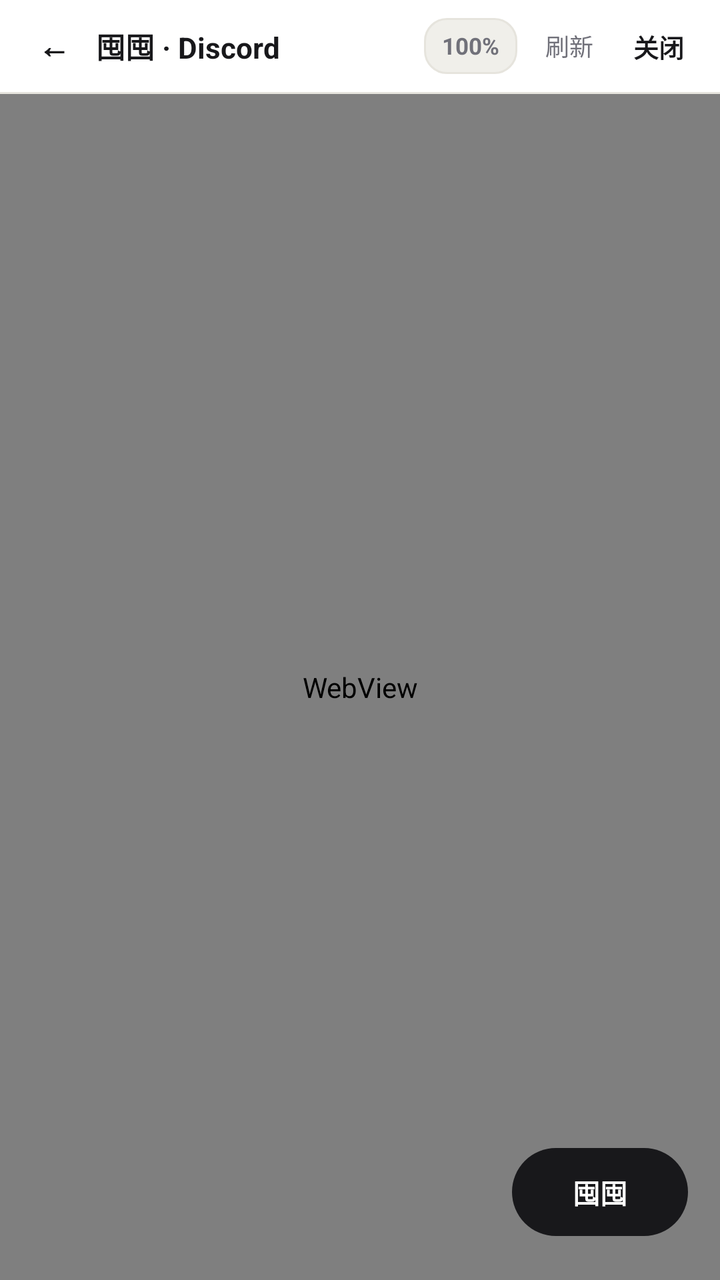
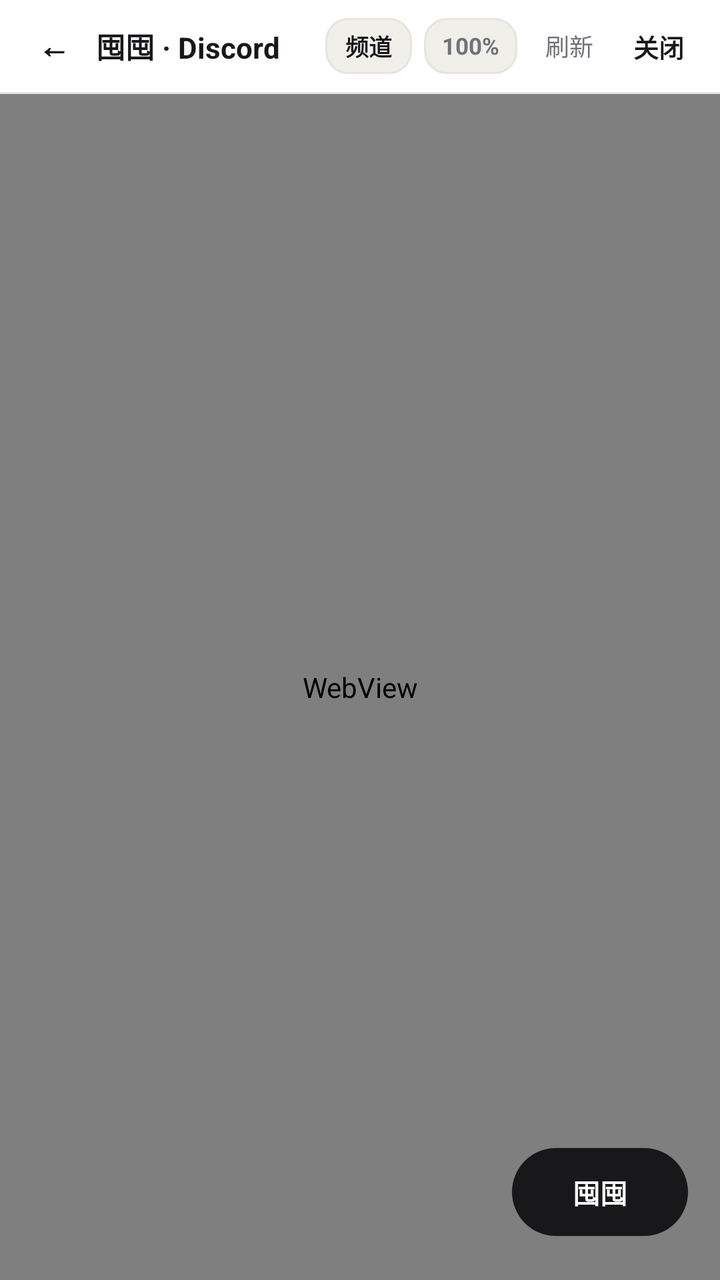

Two renders of the same Android screen: before a commit and after it. Below are the layout's source before the change and the commit's diff.
<!-- AndroidManifest.xml: application theme Theme.STThemeVault -->
<!-- res/layout/activity_discord_browser.xml -->
<?xml version="1.0" encoding="utf-8"?>
<LinearLayout xmlns:android="http://schemas.android.com/apk/res/android"
    xmlns:app="http://schemas.android.com/apk/res-auto"
    android:layout_width="match_parent"
    android:layout_height="match_parent"
    android:background="@color/bg"
    android:orientation="vertical">

    
    <LinearLayout
        android:layout_width="match_parent"
        android:layout_height="46dp"
        android:background="@color/surface"
        android:gravity="center_vertical"
        android:orientation="horizontal"
        android:paddingHorizontal="10dp">

        <TextView
            android:id="@+id/btnWebBack"
            android:layout_width="34dp"
            android:layout_height="34dp"
            android:clickable="true"
            android:focusable="true"
            android:gravity="center"
            android:text="←"
            android:textColor="@color/text_primary"
            android:textSize="16sp"
            android:textStyle="bold" />

        <TextView
            android:layout_width="0dp"
            android:layout_height="wrap_content"
            android:layout_marginStart="4dp"
            android:layout_weight="1"
            android:ellipsize="end"
            android:singleLine="true"
            android:text="囤囤 · Discord"
            android:textColor="@color/text_primary"
            android:textSize="14.5sp"
            android:textStyle="bold" />

        <TextView
            android:id="@+id/btnWebZoom"
            android:layout_width="wrap_content"
            android:layout_height="28dp"
            android:layout_marginEnd="6dp"
            android:background="@drawable/bg_input"
            android:clickable="true"
            android:focusable="true"
            android:gravity="center"
            android:paddingHorizontal="9dp"
            android:text="100%"
            android:textColor="@color/text_muted"
            android:textSize="11.5sp"
            android:textStyle="bold" />

        <TextView
            android:id="@+id/btnWebReload"
            android:layout_width="wrap_content"
            android:layout_height="32dp"
            android:layout_marginEnd="4dp"
            android:clickable="true"
            android:focusable="true"
            android:gravity="center"
            android:paddingHorizontal="8dp"
            android:text="刷新"
            android:textColor="@color/text_muted"
            android:textSize="12sp" />

        <TextView
            android:id="@+id/btnWebClose"
            android:layout_width="wrap_content"
            android:layout_height="32dp"
            android:clickable="true"
            android:focusable="true"
            android:gravity="center"
            android:paddingHorizontal="8dp"
            android:text="关闭"
            android:textColor="@color/text_primary"
            android:textSize="12.5sp"
            android:textStyle="bold" />
    </LinearLayout>

    <View
        android:layout_width="match_parent"
        android:layout_height="1dp"
        android:background="@color/border" />

    
    <LinearLayout
        android:id="@+id/hoardProgressStrip"
        android:layout_width="match_parent"
        android:layout_height="wrap_content"
        android:background="@color/surface_2"
        android:gravity="center_vertical"
        android:orientation="horizontal"
        android:paddingHorizontal="14dp"
        android:paddingVertical="8dp"
        android:visibility="gone">

        <ProgressBar
            android:layout_width="15dp"
            android:layout_height="15dp"
            android:indeterminateTint="@color/text_primary" />

        <TextView
            android:id="@+id/tvHoardProgress"
            android:layout_width="0dp"
            android:layout_height="wrap_content"
            android:layout_marginStart="8dp"
            android:layout_weight="1"
            android:ellipsize="end"
            android:singleLine="true"
            android:text="正在囤入..."
            android:textColor="@color/text_primary"
            android:textSize="12sp" />
    </LinearLayout>

    
    <FrameLayout
        android:layout_width="match_parent"
        android:layout_height="0dp"
        android:layout_weight="1">

        <WebView
            android:id="@+id/webDiscord"
            android:layout_width="match_parent"
            android:layout_height="match_parent" />

        <ProgressBar
            android:id="@+id/pbWebLoading"
            android:layout_width="28dp"
            android:layout_height="28dp"
            android:layout_gravity="center"
            android:indeterminateTint="@color/text_muted" />

        <com.google.android.material.button.MaterialButton
            android:id="@+id/fabHoard"
            android:layout_width="wrap_content"
            android:layout_height="44dp"
            android:layout_gravity="bottom|end"
            android:layout_marginEnd="16dp"
            android:layout_marginBottom="22dp"
            android:elevation="8dp"
            android:insetTop="0dp"
            android:insetBottom="0dp"
            android:paddingHorizontal="18dp"
            android:text="囤囤"
            android:textColor="@color/on_accent"
            android:textSize="13.5sp"
            android:textStyle="bold"
            app:backgroundTint="@color/accent"
            app:cornerRadius="22dp" />
    </FrameLayout>

</LinearLayout>
<!-- resources referenced by this layout -->
<resources>
  <color name="accent">#18181B</color>
  <color name="bg">#F7F7F5</color>
  <color name="border">#E6E4DD</color>
  <color name="on_accent">#FFFFFF</color>
  <color name="surface">#FFFFFF</color>
  <color name="surface_2">#F0EFEA</color>
  <color name="text_muted">#71717A</color>
  <color name="text_primary">#18181B</color>
  <!-- drawable bg_input (drawable) -->
  <?xml version="1.0" encoding="utf-8"?>
  <shape xmlns:android="http://schemas.android.com/apk/res/android" android:shape="rectangle">
      <solid android:color="@color/surface_2" />
      <corners android:radius="11dp" />
      <stroke android:width="1dp" android:color="@color/border" />
  </shape>
  <style name="Theme.STThemeVault" parent="Theme.Material3.DayNight.NoActionBar">
          <item name="colorPrimary">@color/accent</item>
          <item name="colorOnPrimary">@color/on_accent</item>
          <item name="colorSecondary">@color/text_muted</item>
          <item name="colorSecondaryContainer">@color/surface_2</item>
          <item name="colorOnSecondaryContainer">@color/text_primary</item>
          <item name="colorSurface">@color/surface</item>
          <item name="colorOnSurface">@color/text_primary</item>
          <item name="colorSurfaceContainerHigh">@color/surface</item>
          <item name="colorOutline">@color/border</item>
          <item name="android:windowBackground">@color/bg</item>
          <item name="android:statusBarColor">@color/bg</item>
          <item name="android:navigationBarColor">@color/surface</item>
          <item name="android:windowLightStatusBar">true</item>
          <item name="android:windowLightNavigationBar" tools:targetApi="27">true</item>
      </style>
</resources>

<!-- the commit's change to res/layout/activity_discord_browser.xml (unified diff, before → after) -->
@@ -37,6 +37,21 @@
             android:text="囤囤 · Discord"
             android:textColor="@color/text_primary"
             android:textSize="14.5sp"
+            android:textStyle="bold" />
+
+        <TextView
+            android:id="@+id/btnWebSidebar"
+            android:layout_width="wrap_content"
+            android:layout_height="28dp"
+            android:layout_marginEnd="6dp"
+            android:background="@drawable/bg_input"
+            android:clickable="true"
+            android:focusable="true"
+            android:gravity="center"
+            android:paddingHorizontal="10dp"
+            android:text="频道"
+            android:textColor="@color/text_primary"
+            android:textSize="11.5sp"
             android:textStyle="bold" />
 
         <TextView
